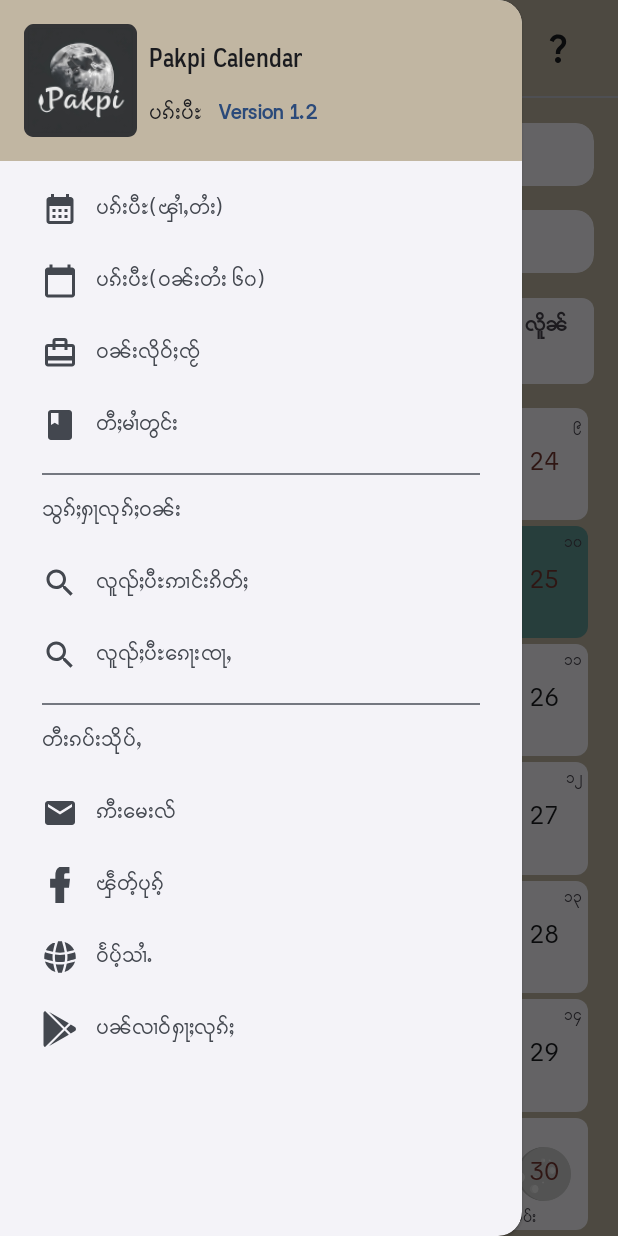
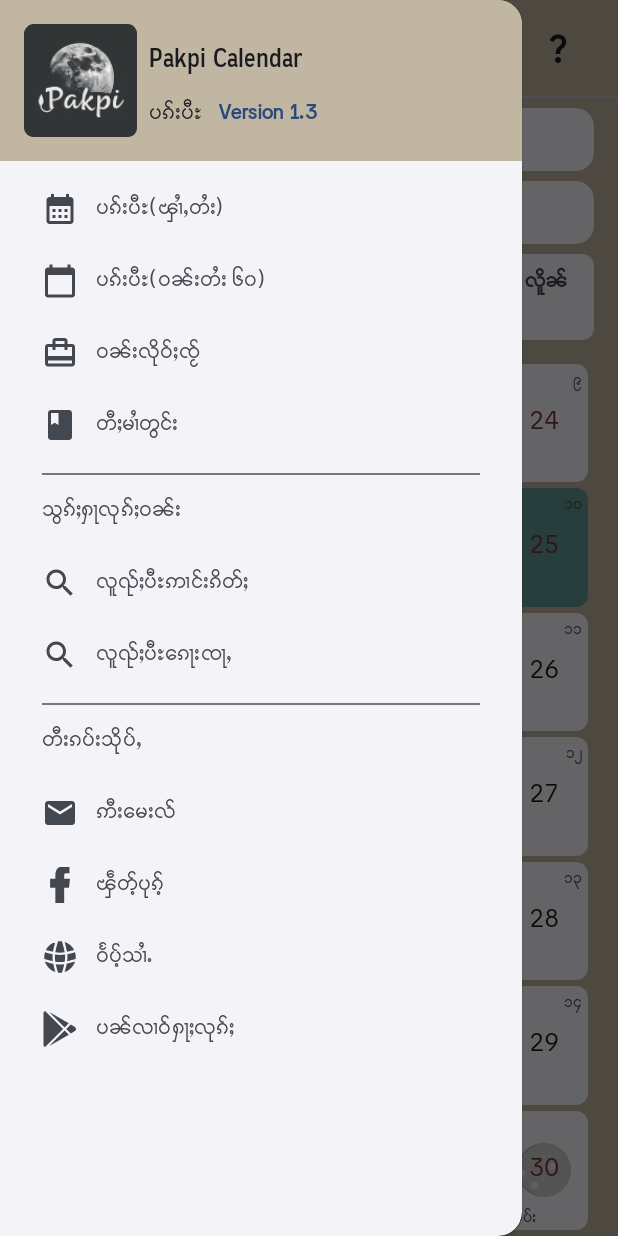
Before and after one commit to SaingHmineTun/TMK_Tai_Calendar, an Android app: the screen it shows after launch (HomeActivity), with the side drawer open, on a phone screen of 412 x 824 dp. Run offline under Robolectric (Android 15) with nearby library versions, the phone set to English and light mode, and no system bars; our stand-ins replace Room's generated code.

Commit message:
Updated version to 1.3 Include: Yatyarzar and Pyaatdadaa

```diff
--- a/app/build.gradle
+++ b/app/build.gradle
@@ -9,8 +9,8 @@ android {
         applicationId "it.saimao.pakpicalendar"
         minSdk 26
         targetSdk 35
-        versionCode 3
-        versionName "1.2"
+        versionCode 4
+        versionName "1.3"
 
         testInstrumentationRunner "androidx.test.runner.AndroidJUnitRunner"
     }
--- a/app/src/main/java/it/saimao/pakpicalendar/activities/NoteActivity.java
+++ b/app/src/main/java/it/saimao/pakpicalendar/activities/NoteActivity.java
@@ -194,8 +194,8 @@ public class NoteActivity extends AppCompatActivity {
         shanDate = new ShanDate(myanmarDate);
         binding.pMurng.setText(ShanDate.getPeeMurng(shanDate.getShanYearValue()));
         binding.pHtam.setText(ShanDate.getPeeHtam(currentDate.getYear()));
-        binding.pSasana.setText(myanmarDate.getBuddhistEra());
-        binding.pKawza.setText(myanmarDate.getYear());
+        binding.pSasana.setText(myanmarDate.getBuddhistEra() + " ဝႃႇ");
+        binding.pKawza.setText(myanmarDate.getYear() + " ၶု");
         binding.tvEngDay.setText(DateTimeFormatter.ofLocalizedDate(FormatStyle.LONG).format(currentDate));
         setNoteDescription();
 
--- a/app/src/main/java/it/saimao/pakpicalendar/activities/PakpiAppWidget.java
+++ b/app/src/main/java/it/saimao/pakpicalendar/activities/PakpiAppWidget.java
@@ -88,8 +88,8 @@ public class PakpiAppWidget extends AppWidgetProvider {
         List<Note> notes = Utils.getTodayEvents(AppDatabase.getAppDatabase(context).noteDao(), today);
         if (!notes.isEmpty())
             myDate += notes.get(0).getTitle();
-        else if (HolidayCalculator.isHoliday(myToday))
-            myDate += ShanDate.translate(HolidayCalculator.getHoliday(myToday).get(0));
+        else if (ShanDate.isHoliday(myToday))
+            myDate += ShanDate.getHoliday(myToday);
         else
             myDate += "ဝၼ်း" + myToday.getWeekDay(Language.TAI);
         myDate += "]";
--- a/app/src/main/java/it/saimao/pakpicalendar/fragments/CalendarFragment.java
+++ b/app/src/main/java/it/saimao/pakpicalendar/fragments/CalendarFragment.java
@@ -197,7 +197,7 @@ public class CalendarFragment extends Fragment implements SwipeGestureListener.O
             onDateClicked(layout);
         }
 
-        if (date.getDayOfWeek() == DayOfWeek.SATURDAY || date.getDayOfWeek() == DayOfWeek.SUNDAY || HolidayCalculator.isHoliday(myDate)) {
+        if (date.getDayOfWeek() == DayOfWeek.SATURDAY || date.getDayOfWeek() == DayOfWeek.SUNDAY || ShanDate.isHoliday(myDate)) {
             enText.setTextColor(getResources().getColor(R.color.md_theme_error));
         } else {
             enText.setTextColor(getResources().getColor(R.color.md_theme_onBackground));
@@ -280,8 +280,8 @@ public class CalendarFragment extends Fragment implements SwipeGestureListener.O
             binding.tvDate.setText(notes.get(0).getTitle());
             binding.tvDate.setTextColor(getResources().getColor(R.color.md_theme_error));
 
-        } else if (HolidayCalculator.isHoliday(myanmarDate)) {
-            binding.tvDate.setText(ShanDate.translate(HolidayCalculator.getHoliday(myanmarDate).get(0)));
+        } else if (ShanDate.isHoliday(myanmarDate)) {
+            binding.tvDate.setText(ShanDate.getHoliday(myanmarDate));
             binding.tvDate.setTextColor(getResources().getColor(R.color.md_theme_error));
         } else {
             binding.tvDate.setText("ဝၼ်း" + myanmarDate.getWeekDay());
--- a/app/src/main/java/it/saimao/pakpicalendar/utils/ShanDate.java
+++ b/app/src/main/java/it/saimao/pakpicalendar/utils/ShanDate.java
@@ -1,6 +1,7 @@
 package it.saimao.pakpicalendar.utils;
 
 
+import it.saimao.pakpicalendar.R;
 import it.saimao.pakpicalendar.mmcalendar.*;
 
 import java.time.LocalDate;
@@ -38,32 +39,31 @@ public class ShanDate {
     }
 
     public static boolean isWannTun(MyanmarDate md) {
-        boolean isWannTun = false;
         int shanMonth = getShanMonth(md);
         if (shanMonth == 5 || shanMonth == 1) {
             if (md.getWeekDayValue() == 2 || md.getWeekDayValue() == 6) {
-                isWannTun = true;
+                return true;
             }
         } else if (shanMonth == 6 || shanMonth == 2 || shanMonth == 10) {
             if (md.getWeekDayValue() == 5 || md.getWeekDayValue() == 0) {
-                isWannTun = true;
+                return true;
             }
         } else if (shanMonth == 7 || shanMonth == 3 || shanMonth == 11) {
             if (md.getWeekDayValue() == 3 || md.getWeekDayValue() == 5) {
-                isWannTun = true;
+                return true;
             }
         } else if (shanMonth == 8 || shanMonth == 4) {
             // လိူၼ်ပႅတ်ႇ
             if (md.getWeekDayValue() == 1 || md.getWeekDayValue() == 4) {
-                isWannTun = true;
+                return true;
             }
         } else if (shanMonth == 9 || md.getMonth() == 12) {
             // လိူၼ်ၵဝ်ႈ & လိူၼ်သိပ်းသွင်
             if (md.getWeekDayValue() == 4 || md.getWeekDayValue() == 6) {
-                isWannTun = true;
+                return true;
             }
         }
-        return isWannTun;
+        return false;
     }
 
     public static String getWannTun(MyanmarDate myanmarDate) {
@@ -780,12 +780,16 @@ public class ShanDate {
     }
 
     public static String getHoliday(MyanmarDate mDate) {
-        var holidays = HolidayCalculator.getHoliday(mDate);
-
-        if (holidays != null && !holidays.isEmpty()) {
-            return ShanDate.translate(holidays.get(0));
+        var holidays = getHolidays(mDate);
+        var sb = new StringBuilder();
+        if (!holidays.isEmpty()) {
+            String holiday = holidays.get(holidays.size() - 1);
+            String day = ShanDate.translate(holiday);
+            if (day == null)
+                day = holiday;
+            sb.append(day);
         }
-        return ShanDate.shanSpecialDays(mDate).get(0);
+        return sb.toString();
 }
 
 public static List<String> getHolidays(MyanmarDate selectedMyanmarDate) {
--- a/app/src/main/java/it/saimao/pakpicalendar/utils/Utils.java
+++ b/app/src/main/java/it/saimao/pakpicalendar/utils/Utils.java
@@ -33,7 +33,12 @@ public class Utils {
         StringBuilder sb = new StringBuilder();
 
 
-        sb.append(ShanDate.translate("Sasana Year")).append(" ").append(selectedMyanmarDate.getBuddhistEra()).append(" ဝႃႇ၊ ").append(ShanDate.translate("Myanmar Year")).append(" ").append(selectedMyanmarDate.getYear()).append(" ၶု၊ ").append("ပီႊတႆး ").append(shanDate.getShanYear()).append(" ၼီႈ၊ ");
+        sb.append(ShanDate.translate("Sasana Year"))
+                .append(" ").append(selectedMyanmarDate.getBuddhistEra())
+                .append(" ဝႃႇ၊ ").append(ShanDate.translate("Myanmar Year"))
+                .append(" ").append(selectedMyanmarDate.getYear())
+                .append(" ၶု၊ ").append("ပီႊတႆး ")
+                .append(shanDate.getShanYear()).append(" ၼီႈ၊ ");
 
         sb.append(ShanDate.translate(selectedMyanmarDate.getMonthName(Language.ENGLISH))).append(" ");
         if (selectedMyanmarDate.getMoonPhaseValue() == 1 || selectedMyanmarDate.getMoonPhaseValue() == 3) {
@@ -43,6 +48,16 @@ public class Utils {
             sb.append(selectedMyanmarDate.getFortnightDay()).append(" ");
             sb.append(selectedMyanmarDate.getMoonPhaseValue() == 0 ? " ဝၼ်း" : "").append(selectedMyanmarDate.getMoonPhaseValue() == 2 ? " ၶမ်ႈ။" : "။");
         }
+        sb.append(" ")
+                .append(ShanDate.getWannTai60(date.toEpochDay())).append("၊ ");
+        if (ShanDate.isWannNao(selectedMyanmarDate))
+            sb.append(ShanDate.getWannNao(selectedMyanmarDate)).append("၊ ");
+        if (ShanDate.isWannTun(selectedMyanmarDate))
+            sb.append(ShanDate.getWannTun(selectedMyanmarDate)).append("၊ ");
+        if (ShanDate.isWannPyaat(selectedMyanmarDate))
+            sb.append(ShanDate.getWannPyaat(selectedMyanmarDate)).append("၊ ");
+
+        sb.append("ႁူဝ်ၼၵႃး ").append(ShanDate.getHoNagaa(selectedMyanmarDate)).append("။");
 
         return sb.toString();
     }
--- a/app/src/main/res/layout/fragment_calendar.xml
+++ b/app/src/main/res/layout/fragment_calendar.xml
@@ -16,12 +16,12 @@
 
         <TextView
             android:id="@+id/tv_day"
-            android:layout_width="125dp"
+            android:layout_width="100dp"
             android:layout_height="wrap_content"
             android:paddingTop="16dp"
             android:text="28"
             android:textAlignment="textStart"
-            android:textSize="80sp"
+            android:textSize="60sp"
             android:textStyle="bold"
             app:layout_constraintBottom_toTopOf="@id/tv_detail"
             app:layout_constraintStart_toStartOf="parent"
--- a/app/src/main/res/values/strings.xml
+++ b/app/src/main/res/values/strings.xml
@@ -1,6 +1,6 @@
 <resources>
     <string name="app_name">Pakpi Calendar</string>
-    <string name="app_version">Version 1.2</string>
+    <string name="app_version">Version 1.3</string>
     <string name="open_drawer">Open drawer</string>
     <string name="close_drawer">Close drawer</string>
     <string name="pakpi_tai">ပၵ်းပီႊ(ၾၢႆႇတႆး)</string>
```
Also changed, not shown: 1 other file. Lines whose indentation alone changed are shown as unchanged.
